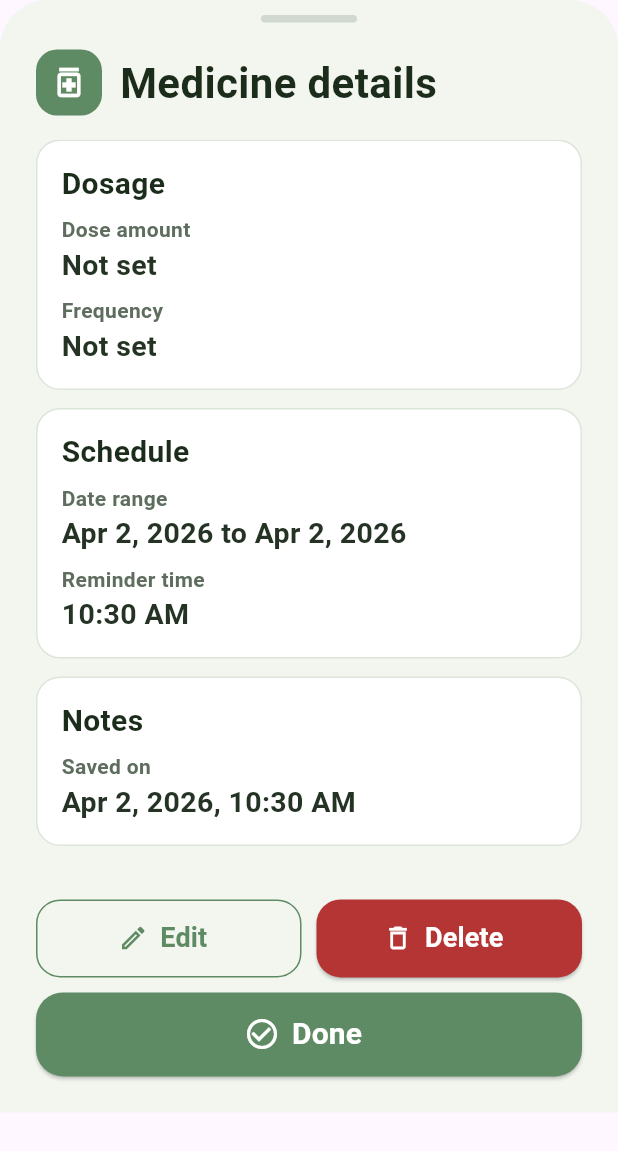
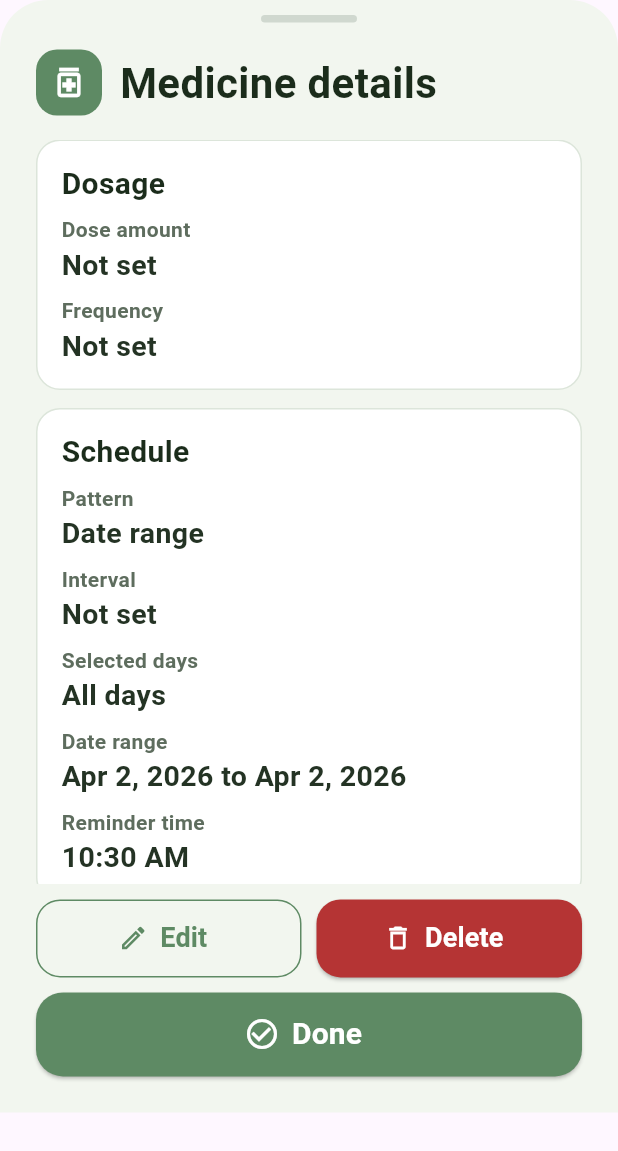
Before and after one commit to Bonkers22h2/meditrack, a Flutter app: the MedicineDetailsModal widget shown alone on an empty page, opened directly with empty values, on a phone screen of 412 x 824 dp. Shown: the top 1151 px of the screen. Run offline on Flutter 3.47's test engine with Material 3 defaults, Android fonts, the phone set to English and light mode, and no system bars; drawn by our look-alikes of showcaseview; our stand-ins replace flutter_local_notifications, flutter_timezone, shared_preferences, timezone; accounts and stored records are empty.

Commit message:
feat: Add detailed scheduling information to medicine reminders

```diff
--- a/lib/modals/medicine_details_modal.dart
+++ b/lib/modals/medicine_details_modal.dart
@@ -104,6 +104,15 @@ class _MedicineDetailsModalState extends State<MedicineDetailsModal> {
                     _buildInfoCard(
                       title: 'Schedule',
                       children: [
+                        _buildInfoRow('Pattern', _buildSchedulePatternText()),
+                        _buildInfoRow(
+                          'Interval',
+                          _buildIntervalText(widget.medicine.frequency),
+                        ),
+                        _buildInfoRow(
+                          'Selected days',
+                          _buildSelectedDaysText(widget.medicine.frequency),
+                        ),
                         _buildInfoRow(
                           'Date range',
                           _buildDateRangeText(
@@ -304,6 +313,53 @@ class _MedicineDetailsModalState extends State<MedicineDetailsModal> {
     ).format(context);
   }
 
+  String _buildSchedulePatternText() {
+    if (widget.medicine.reminderStartDate != null &&
+        widget.medicine.reminderEndDate != null) {
+      return 'Date range';
+    }
+    if (widget.medicine.reminderStartDate != null) {
+      return 'Recurring from start date';
+    }
+    if (widget.medicine.specificTime != null) {
+      return 'One-time reminder';
+    }
+    return 'Not set';
+  }
+
+  String _buildIntervalText(String frequency) {
+    final RegExp intervalRegex = RegExp(
+      r'^Every (\d+(?:\.\d+)?) hours(?: on .+)?$',
+      caseSensitive: false,
+    );
+    final Match? match = intervalRegex.firstMatch(frequency.trim());
+    if (match == null) {
+      return 'Not set';
+    }
+    final String rawHours = match.group(1)!;
+    final double? hours = double.tryParse(rawHours);
+    if (hours == null) {
+      return 'Every $rawHours hours';
+    }
+    if (hours == hours.toInt()) {
+      return 'Every ${hours.toInt()} hours';
+    }
+    return 'Every ${hours.toStringAsFixed(1)} hours';
+  }
+
+  String _buildSelectedDaysText(String frequency) {
+    final RegExp daysRegex = RegExp(
+      r'^Every \d+(?:\.\d+)? hours on (.+)$',
+      caseSensitive: false,
+    );
+    final Match? match = daysRegex.firstMatch(frequency.trim());
+    if (match == null) {
+      return 'All days';
+    }
+    final String days = (match.group(1) ?? '').trim();
+    return days.isEmpty ? 'All days' : days;
+  }
+
   String _displayValue(String value) {
     final String trimmed = value.trim();
     return trimmed.isEmpty ? 'Not set' : trimmed;
@@ -343,47 +399,42 @@ class _MedicineDetailsModalState extends State<MedicineDetailsModal> {
     final String trimmed = frequency.trim();
     if (trimmed.isEmpty) return 'Not set';
 
-    // Try to extract hours from "Every X hours" format
+    // Try to extract hours from "Every X hours" format (with optional day list)
     final RegExp everyHoursRegex = RegExp(
-      r'^Every (\d+(?:\.\d+)?) hours$',
+      r'^Every (\d+(?:\.\d+)?) hours(?: on (.+))?$',
       caseSensitive: false,
     );
     final Match? match = everyHoursRegex.firstMatch(trimmed);
 
     if (match != null) {
       final double hours = double.parse(match.group(1)!);
+      final String? days = match.group(2)?.trim();
+      final String daySuffix = (days == null || days.isEmpty)
+          ? ''
+          : ' on $days';
 
       if (hours == 24) {
-        return 'Once daily';
+        return 'Once daily$daySuffix';
       } else if (hours == 12) {
-        return 'Twice daily';
+        return 'Twice daily$daySuffix';
       } else if (hours == 8) {
-        return 'Three times daily';
+        return 'Three times daily$daySuffix';
       } else if (hours == 6) {
-        return 'Four times daily';
+        return 'Four times daily$daySuffix';
       } else if (hours == 4) {
-        return 'Every 4 hours';
+        return 'Every 4 hours$daySuffix';
       } else if (hours == 3) {
-        return 'Every 3 hours';
+        return 'Every 3 hours$daySuffix';
       } else if (hours == 2) {
-        return 'Every 2 hours';
+        return 'Every 2 hours$daySuffix';
       } else if (hours == 1) {
-        return 'Every hour';
+        return 'Every hour$daySuffix';
       } else if (hours == 48) {
-        return 'Every other day';
+        return 'Every other day$daySuffix';
       } else {
         // For custom intervals, keep the original format but clean it up
-        return 'Every ${hours.toStringAsFixed(hours == hours.toInt() ? 0 : 1)} hours';
+        return 'Every ${hours.toStringAsFixed(hours == hours.toInt() ? 0 : 1)} hours$daySuffix';
       }
-    }
-
-    // For weekly schedules like "Every 24 hours on Mon, Wed, Fri"
-    final RegExp weeklyRegex = RegExp(
-      r'^Every \d+(?:\.\d+)? hours on (.+)$',
-      caseSensitive: false,
-    );
-    if (weeklyRegex.hasMatch(trimmed)) {
-      return 'Weekly schedule';
     }
 
     // Return original if no pattern matches
```
